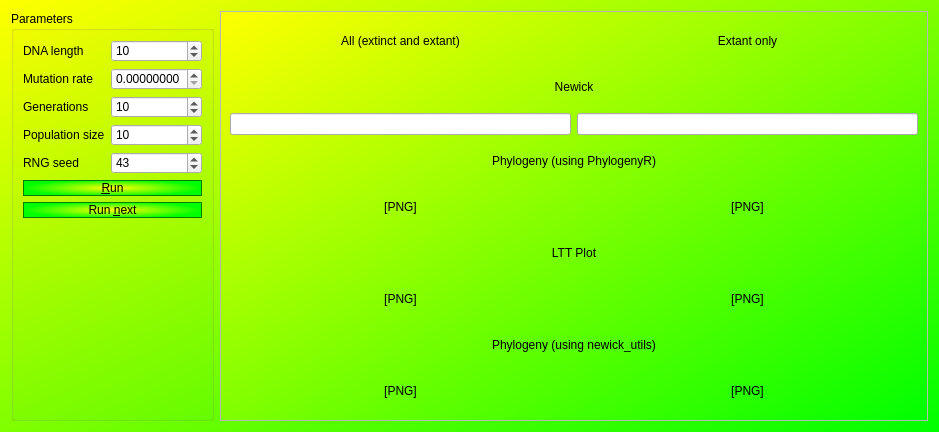
Above: Tools/ToolFisherWrighter/qtfisherwrightermaindialog.ui from richelbilderbeek/ProjectRichelBilderbeek before the change. Below: the same form after it.
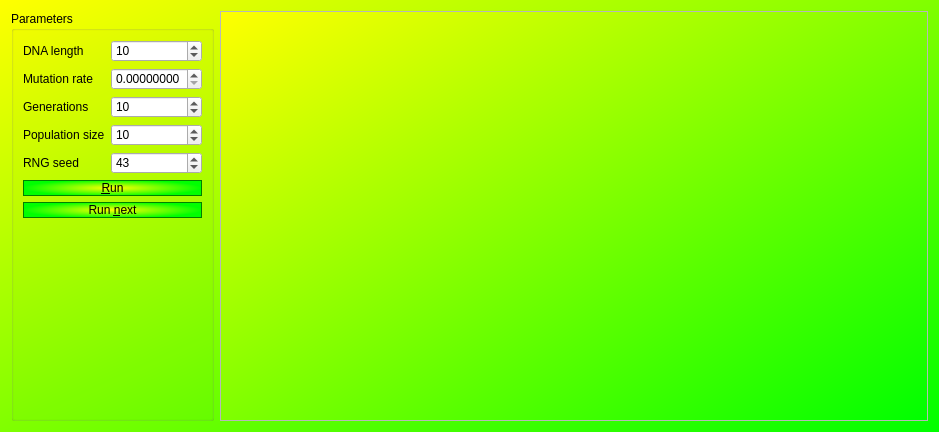
That is the form after the change.

Commit message: Created QtNewickDisplay

```diff
--- a/Tools/ToolFisherWrighter/qtfisherwrightermaindialog.ui
+++ b/Tools/ToolFisherWrighter/qtfisherwrightermaindialog.ui
@@ -171,138 +171,7 @@
         <height>412</height>
        </rect>
       </property>
-      <layout class="QGridLayout" name="gridLayout_2">
-       <item row="9" column="1">
-        <widget class="QLabel" name="image_phylogeny_extant_newickutils">
-         <property name="text">
-          <string>[PNG]</string>
-         </property>
-         <property name="alignment">
-          <set>Qt::AlignCenter</set>
-         </property>
-        </widget>
-       </item>
-       <item row="7" column="0">
-        <widget class="QLabel" name="image_lttPlot">
-         <property name="text">
-          <string>[PNG]</string>
-         </property>
-         <property name="alignment">
-          <set>Qt::AlignCenter</set>
-         </property>
-        </widget>
-       </item>
-       <item row="5" column="0">
-        <widget class="QLabel" name="image_phylogeny">
-         <property name="text">
-          <string>[PNG]</string>
-         </property>
-         <property name="alignment">
-          <set>Qt::AlignCenter</set>
-         </property>
-        </widget>
-       </item>
-       <item row="5" column="1">
-        <widget class="QLabel" name="image_phylogeny_extant">
-         <property name="text">
-          <string>[PNG]</string>
-         </property>
-         <property name="alignment">
-          <set>Qt::AlignCenter</set>
-         </property>
-        </widget>
-       </item>
-       <item row="8" column="0" colspan="2">
-        <widget class="QLabel" name="label_full_pedigree_as_txt">
-         <property name="text">
-          <string>Phylogeny (using newick_utils)</string>
-         </property>
-         <property name="alignment">
-          <set>Qt::AlignCenter</set>
-         </property>
-        </widget>
-       </item>
-       <item row="9" column="0">
-        <widget class="QLabel" name="image_phylogeny_newickutils">
-         <property name="text">
-          <string>[PNG]</string>
-         </property>
-         <property name="alignment">
-          <set>Qt::AlignCenter</set>
-         </property>
-        </widget>
-       </item>
-       <item row="1" column="1">
-        <widget class="QLabel" name="label_extant">
-         <property name="text">
-          <string>Extant only</string>
-         </property>
-         <property name="alignment">
-          <set>Qt::AlignCenter</set>
-         </property>
-        </widget>
-       </item>
-       <item row="6" column="0" colspan="2">
-        <widget class="QLabel" name="label_lttPlot">
-         <property name="text">
-          <string>LTT Plot</string>
-         </property>
-         <property name="alignment">
-          <set>Qt::AlignCenter</set>
-         </property>
-        </widget>
-       </item>
-       <item row="3" column="1">
-        <widget class="QLineEdit" name="line_newick_extant"/>
-       </item>
-       <item row="4" column="0" colspan="2">
-        <widget class="QLabel" name="label_full_pedigree_as_png">
-         <property name="text">
-          <string>Phylogeny (using PhylogenyR)</string>
-         </property>
-         <property name="alignment">
-          <set>Qt::AlignCenter</set>
-         </property>
-        </widget>
-       </item>
-       <item row="7" column="1">
-        <widget class="QLabel" name="image_lttPlot_extant">
-         <property name="text">
-          <string>[PNG]</string>
-         </property>
-         <property name="alignment">
-          <set>Qt::AlignCenter</set>
-         </property>
-        </widget>
-       </item>
-       <item row="1" column="0">
-        <widget class="QLabel" name="label_all">
-         <property name="text">
-          <string>All (extinct and extant)</string>
-         </property>
-         <property name="alignment">
-          <set>Qt::AlignCenter</set>
-         </property>
-        </widget>
-       </item>
-       <item row="3" column="0">
-        <widget class="QLineEdit" name="line_newick">
-         <property name="readOnly">
-          <bool>true</bool>
-         </property>
-        </widget>
-       </item>
-       <item row="2" column="0" colspan="2">
-        <widget class="QLabel" name="label_newick">
-         <property name="text">
-          <string>Newick</string>
-         </property>
-         <property name="alignment">
-          <set>Qt::AlignCenter</set>
-         </property>
-        </widget>
-       </item>
-      </layout>
+      <layout class="QGridLayout" name="gridLayout_2"/>
      </widget>
     </widget>
    </item>
```
Left out of the diff: 2 changed lines with no effect on the pictures. The commit also changes 6 other files.
